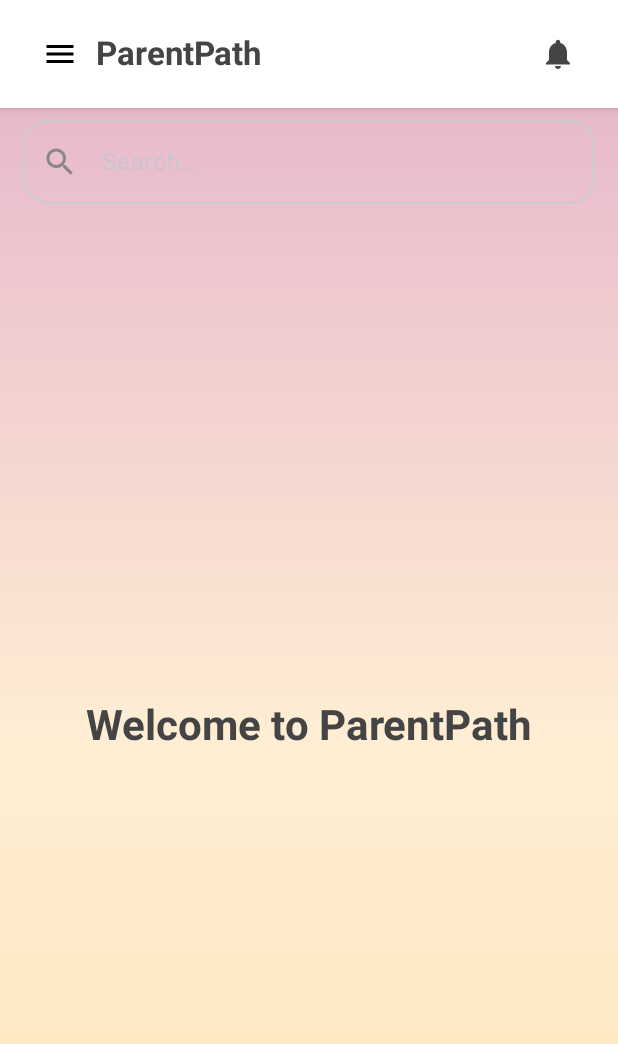
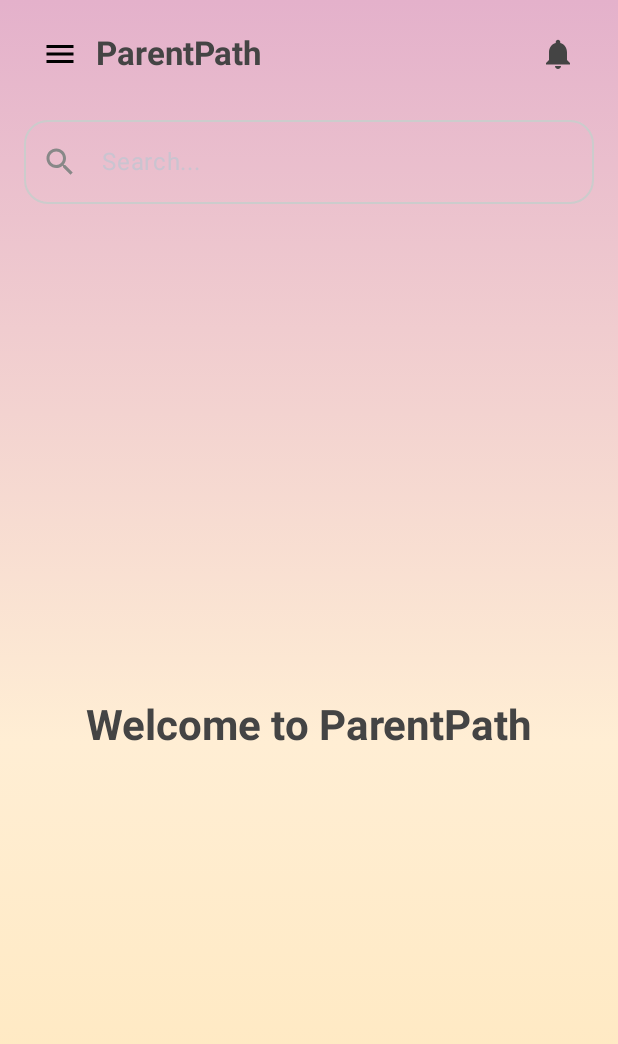
Before and after one commit to noomenehajer/ParentPath, an Android app built with Jetpack Compose: the HomeScreen screen opened through its navigation route, on a phone screen of 412 x 824 dp. Shown: the top 1044 px of the screen. Run offline under Robolectric (Android 15) with nearby library versions, the phone set to English and light mode, and no system bars.

Commit message:
ui update

```diff
--- a/app/src/main/java/com/androidlead/parentpath/ui/screen/home/HomeScreen.kt
+++ b/app/src/main/java/com/androidlead/parentpath/ui/screen/home/HomeScreen.kt
@@ -32,7 +32,6 @@ data class MenuItem(
     val icon: ImageVector,
     val onClick: () -> Unit
 )
-
 @OptIn(ExperimentalMaterial3Api::class)
 @Composable
 fun HomeScreen(
@@ -122,13 +121,7 @@ fun HomeScreen(
                 )
                 .systemBarsPadding()
         ) {
-            // TopBar with menu, title, notification
-            Surface(
-                modifier = Modifier
-                    .fillMaxWidth()
-                    .shadow(4.dp),
-                color = Color.White
-            ) {
+            // Transparent header bar with app name and bell
             Row(
                 modifier = Modifier
                     .fillMaxWidth()
@@ -154,7 +147,6 @@ fun HomeScreen(
                         contentDescription = "Notifications",
                         tint = Color.DarkGray
                     )
-                    }
                 }
             }
 
```
Lines whose indentation alone changed are shown as unchanged.
